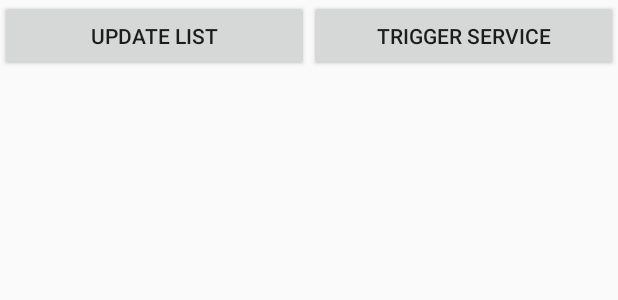
After one commit to quoctrungdhqn/AndroidServices, an Android app: the layout activity_bound_service.xml on its own in the app's theme, with its tools: preview values and no code run, on a phone screen of 412 x 824 dp. The commit adds this screen. Shown: the top 300 px of the screen. Run offline under Robolectric (Android 15) with nearby library versions, the phone set to English and light mode, and no system bars.

Commit message:
demo bound service

```diff
--- a/app/src/main/AndroidManifest.xml
+++ b/app/src/main/AndroidManifest.xml
@@ -17,8 +17,9 @@
             </intent-filter>
         </activity>
         <activity android:name=".unboundservice.UnBoundServiceActivity" />
+        <activity android:name=".boundservice.BoundServiceActivity" />
 
-        <service android:name=".BoundServiceExample" />
+        <service android:name=".boundservice.BoundServiceExample" />
         <service android:name=".unboundservice.UnBoundServiceExample" />
         <service android:name=".IntentServiceExample" />
     </application>
--- /dev/null
+++ b/app/src/main/res/layout/activity_bound_service.xml
@@ -0,0 +1,33 @@
+<?xml version="1.0" encoding="utf-8"?>
+<LinearLayout xmlns:android="http://schemas.android.com/apk/res/android"
+    android:layout_width="match_parent"
+    android:layout_height="match_parent"
+    android:orientation="vertical">
+
+    <LinearLayout
+        android:layout_width="match_parent"
+        android:layout_height="wrap_content"
+        android:orientation="horizontal">
+
+        <Button
+            android:id="@+id/btn_update_list"
+            android:layout_width="0dp"
+            android:layout_height="wrap_content"
+            android:layout_weight="1"
+            android:text="@string/update_list" />
+
+        <Button
+            android:id="@+id/btn_trigger_service"
+            android:layout_width="0dp"
+            android:layout_height="wrap_content"
+            android:layout_weight="1"
+            android:text="@string/trigger_service" />
+
+    </LinearLayout>
+
+    <ListView
+        android:id="@id/android:list"
+        android:layout_width="match_parent"
+        android:layout_height="wrap_content" />
+
+</LinearLayout>
--- a/app/src/main/res/values/strings.xml
+++ b/app/src/main/res/values/strings.xml
@@ -1,3 +1,5 @@
 <resources>
     <string name="app_name">Android Services</string>
+    <string name="update_list">Update list</string>
+    <string name="trigger_service">Trigger service</string>
 </resources>
```
Also changed, not shown: app/src/main/java/com/quoctrungdhqn/androidservices/BoundServiceExample.java (deleted, +0 -34 lines), app/src/main/java/com/quoctrungdhqn/androidservices/MainActivity.java (+9 -0 lines), app/src/main/java/com/quoctrungdhqn/androidservices/boundservice/BoundServiceActivity.java (added, +89 -0 lines), app/src/main/java/com/quoctrungdhqn/androidservices/boundservice/BoundServiceExample.java (added, +64 -0 lines).
